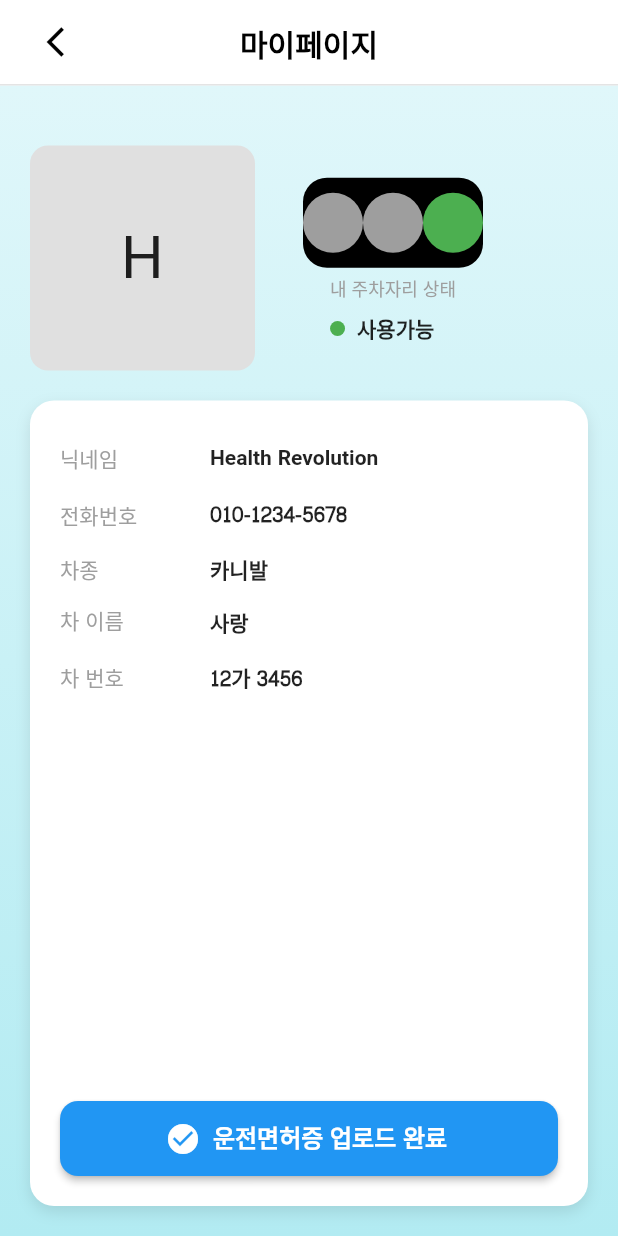
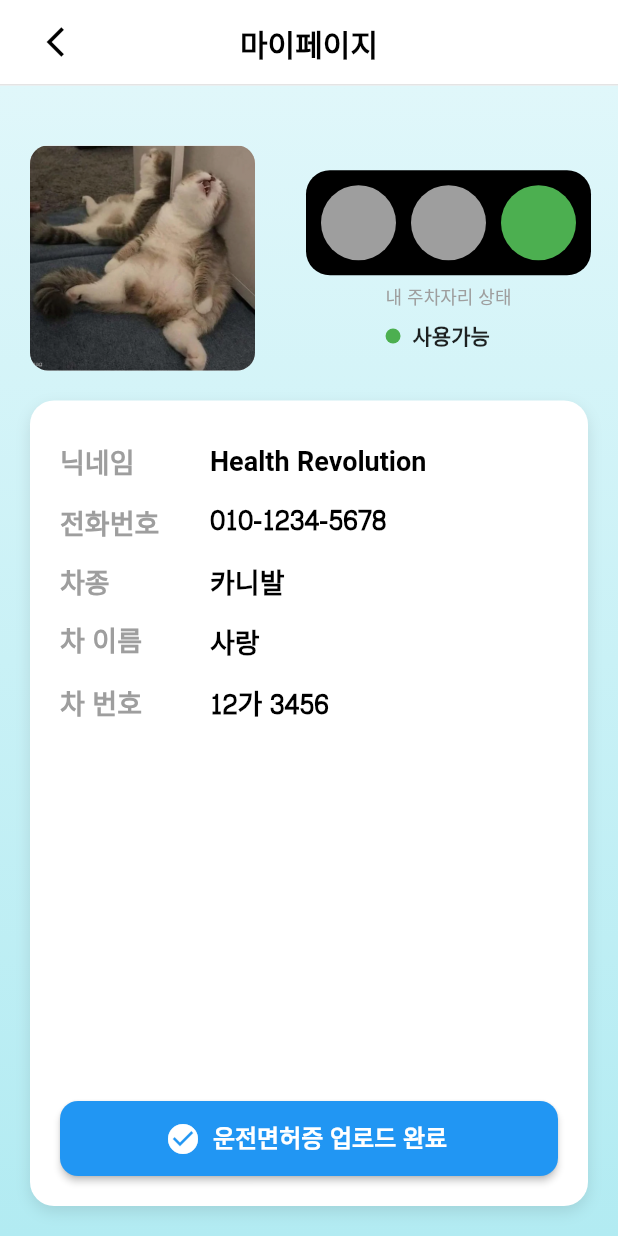
Before and after one commit to Funital/ClassyParking, a Flutter app: the MyPageScreen screen opened by its route, on a phone screen of 412 x 824 dp. Run offline on Flutter 3.47's test engine with Material 3 defaults, Android fonts, the phone set to English and light mode, and no system bars; our stand-ins replace go_router.

Commit message:
[#7] 마이페이지 제작 및 이미지 선택 액션 추가
#7

```diff
--- a/classy_parking/lib/presentation/screens/my_page/my_page_screen.dart
+++ b/classy_parking/lib/presentation/screens/my_page/my_page_screen.dart
@@ -1,3 +1,6 @@
+import 'dart:ui';
+
+import 'package:classy_parking/core/constants/font.dart';
 import 'package:classy_parking/presentation/widgets/custom_sub_app_bar.dart';
 import 'package:flutter/material.dart';
 import 'package:provider/provider.dart';
@@ -39,17 +42,51 @@ class MyPageScreen extends StatelessWidget {
                           children: [
                             Row(
                               children: [
-                                Container(
+                                GestureDetector(
+                                  onTap: () {
+                                    showDialog(
+                                      context: context,
+                                      barrierColor: Colors.transparent, // 투명으로 두고
+                                      builder: (context) {
+                                        return GestureDetector(
+                                            onTap: () => Navigator.of(context).pop(),
+                                            child: BackdropFilter(
+                                              filter: ImageFilter.blur(sigmaX: 8, sigmaY: 8),
+                                              child: Container(
+                                                color: Colors.white.withValues(alpha: 0.8), // 살짝 어둡게
+                                                child: Center(
+                                                  child: Dialog(
+                                                    backgroundColor: Colors.transparent,
+                                                    child: InteractiveViewer(
+                                                      child: ClipRRect(
+                                                        borderRadius: BorderRadius.circular(12),
+                                                        child: Image.asset(
+                                                          'assets/images/profile.png',
+                                                          fit: BoxFit.contain,
+                                                        ),
+                                                    ),
+                                                  ),
+                                                ),
+                                              ),
+                                            ),
+                                            ),
+                                        );
+                                      },
+                                    );
+                                  },
+                                  child: Container(
                                     width: 150,
                                     height: 150,
                                     decoration: BoxDecoration(
                                       color: Colors.grey[300],
                                       borderRadius: BorderRadius.circular(12),
                                     ),
-                                  child: Center(
-                                    child: Text(
-                                      model.nickname.isNotEmpty ? model.nickname[0] : '',
-                                      style: const TextStyle(fontSize: 40),
+                                    child: ClipRRect(
+                                      borderRadius: BorderRadius.circular(12),
+                                      child: Image.asset(
+                                        'assets/images/profile.png',
+                                        fit: BoxFit.cover,
+                                      ),
                                     ),
                                   ),
                                 ),
@@ -60,8 +97,8 @@ class MyPageScreen extends StatelessWidget {
                                       redColor: Colors.grey,
                                       yellowColor: Colors.grey,
                                       greenColor: Colors.green,
-                                      radius: 20,
-                                      padding: EdgeInsets.symmetric(vertical: 4, horizontal: 8),
+                                      radius: 25,
+                                      padding: EdgeInsets.symmetric(vertical: 4, horizontal: 10),
                                     ),
                                     // 주차 상태
                                     Align(
@@ -112,7 +149,7 @@ class MyPageScreen extends StatelessWidget {
                                   borderRadius: BorderRadius.circular(16),
                                   boxShadow: [
                                     BoxShadow(
-                                      color: Colors.black.withOpacity(0.1),
+                                      color: Colors.black.withValues(alpha: 0.1),
                                       blurRadius: 8,
                                       offset: const Offset(0, 4),
                                     ),
@@ -155,8 +192,8 @@ class MyPageScreen extends StatelessWidget {
             width: 100,
             child: Text(
               label,
-              style: const TextStyle(
-                fontWeight: FontWeight.normal,
+              style: AppFont.size18.copyWith(
+                fontWeight: FontWeight.w700,
                 color: Colors.grey,
               ),
             ),
@@ -164,9 +201,10 @@ class MyPageScreen extends StatelessWidget {
           Expanded(
             child: Text(
               value,
-              style: const TextStyle(
-                fontWeight: FontWeight.bold,
-              ),
+                style: AppFont.size18.copyWith(
+                  fontWeight: FontWeight.w700,
+                  color: Colors.black,
+                )
             ),
           ),
         ],
@@ -182,10 +220,6 @@ class MyPageScreen extends StatelessWidget {
         onPressed: () {
           // TODO: 업로드 동작 연결
         },
-        icon: Icon(
-          isUploaded ? Icons.check_circle : Icons.upload_file,
-          color: Colors.white,
-        ),
         label: Text(
           isUploaded ? "운전면허증 업로드 완료" : "운전면허증 업로드 필요",
           style: const TextStyle(
@@ -193,6 +227,11 @@ class MyPageScreen extends StatelessWidget {
             color: Colors.white,
             fontSize: 16,
           ),
+        ),
+
+        icon: Icon(
+          isUploaded ? Icons.check_circle : Icons.upload_file,
+          color: Colors.white,
         ),
         style: ElevatedButton.styleFrom(
           backgroundColor: isUploaded ? Colors.blue : Colors.grey,
--- a/classy_parking/lib/presentation/widgets/traffic_light.dart
+++ b/classy_parking/lib/presentation/widgets/traffic_light.dart
@@ -21,7 +21,7 @@ class TrafficLight extends StatelessWidget {
     return Padding(
       padding: padding,
       child: Container(
-        padding: const EdgeInsets.symmetric(vertical: 10),
+        padding: const EdgeInsets.symmetric(vertical: 10, horizontal: 10),
         decoration: BoxDecoration(
           color: Colors.black,
           borderRadius: BorderRadius.circular(16),
@@ -30,7 +30,9 @@ class TrafficLight extends StatelessWidget {
           mainAxisAlignment: MainAxisAlignment.spaceEvenly,
           children: [
             CircleAvatar(backgroundColor: redColor, radius: radius),
+            const SizedBox(width: 10,),
             CircleAvatar(backgroundColor: yellowColor, radius: radius),
+            const SizedBox(width: 10,),
             CircleAvatar(backgroundColor: greenColor, radius: radius),
           ],
         ),
```
Also changed, not shown: classy_parking/assets/images/profile.png (added). Lines whose indentation alone changed are shown as unchanged.
